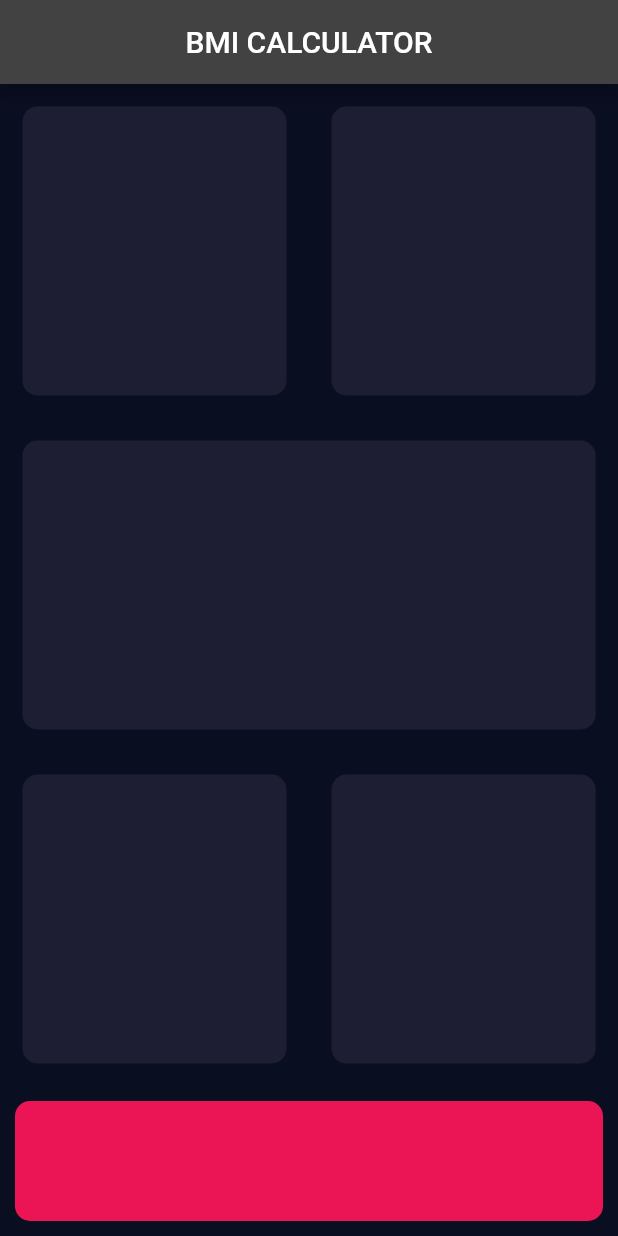
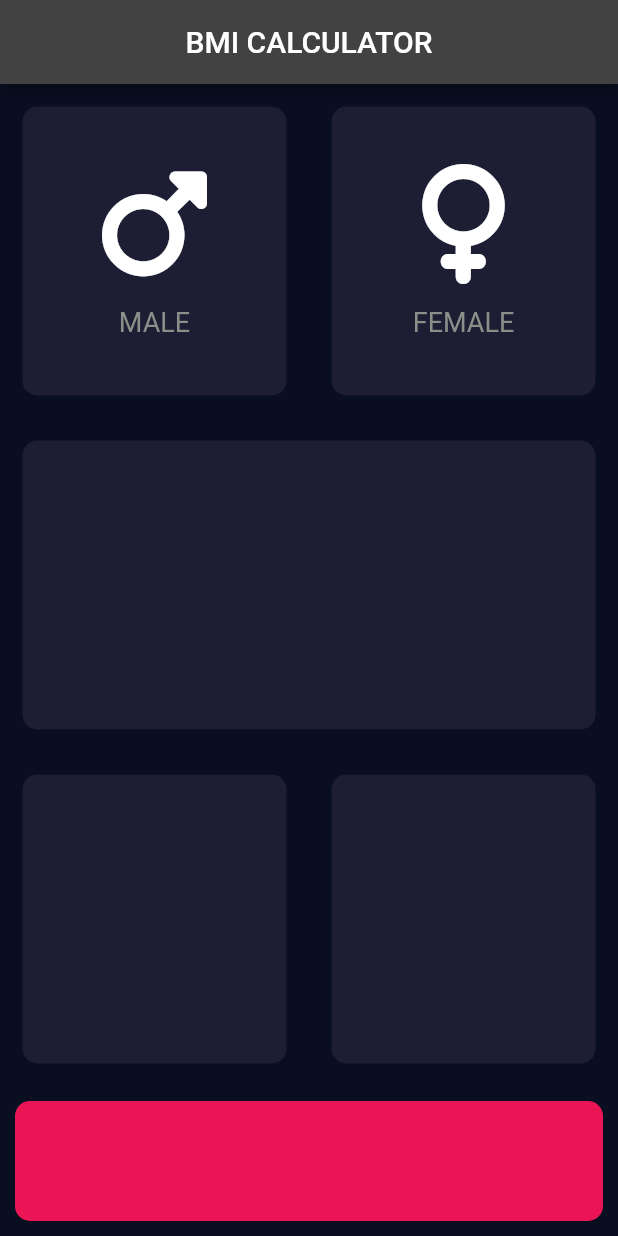
Before and after one commit to Hassanulhaq52/Bmi-Calculator-App, a Flutter app: the screen it shows after launch, on a phone screen of 412 x 824 dp. Run offline on Flutter 3.47's test engine with Material 2 defaults, Android fonts, the phone set to English and light mode, and no system bars; our stand-ins replace font_awesome_flutter.

```diff
--- /dev/null
+++ b/lib/icon_content.dart
@@ -0,0 +1,31 @@
+import 'package:flutter/material.dart';
+import 'package:font_awesome_flutter/font_awesome_flutter.dart';
+
+class IconContent extends StatelessWidget {
+  IconContent({this.text, this.icon});
+
+  final String text;
+  final IconData icon;
+
+  @override
+  Widget build(BuildContext context) {
+    return Column(
+      mainAxisAlignment: MainAxisAlignment.center,
+      children: [
+        FaIcon(
+          icon,
+          color: Colors.white,
+          size: 80,
+        ),
+        SizedBox(height: 15.0),
+        Text(
+          text,
+          style: TextStyle(
+            fontSize: 18.0,
+            color: Color(0xFF8D8E89),
+          ),
+        ),
+      ],
+    );
+  }
+}
--- a/lib/input_page.dart
+++ b/lib/input_page.dart
@@ -1,9 +1,11 @@
 import 'package:flutter/material.dart';
+import 'package:font_awesome_flutter/font_awesome_flutter.dart';
+import 'reusable_card.dart';
+import 'icon_content.dart';
 
 const bottomContainerHeight = 80.0;
-const activeCardColor =  Color(0xFF1D1E33);
+const activeCardColor = Color(0xFF1D1E33);
 const bottomContainerColor = Color(0xFFEB1555);
-
 
 class InputPage extends StatefulWidget {
   @override
@@ -24,11 +26,19 @@ class _InputPageState extends State<InputPage> {
               children: [
                 Expanded(
                   child: ReusableCard(
+                    cardChild: IconContent(
+                      icon: FontAwesomeIcons.mars,
+                      text: 'MALE',
+                    ),
                     colour: activeCardColor,
                   ),
                 ),
                 Expanded(
                   child: ReusableCard(
+                    cardChild: IconContent(
+                      icon: FontAwesomeIcons.venus,
+                      text: 'FEMALE',
+                    ),
                     colour: activeCardColor,
                   ),
                 ),
@@ -37,7 +47,7 @@ class _InputPageState extends State<InputPage> {
           ),
           Expanded(
             child: ReusableCard(
-              colour: Color(0xFF1D1E33),
+              colour: activeCardColor,
             ),
           ),
           Expanded(
@@ -57,34 +67,15 @@ class _InputPageState extends State<InputPage> {
             ),
           ),
           Container(
-
             margin: EdgeInsets.all(10.0),
             width: double.infinity,
             height: bottomContainerHeight,
             decoration: BoxDecoration(
                 color: bottomContainerColor,
-              borderRadius: BorderRadius.circular(10.0)
-            ),
+                borderRadius: BorderRadius.circular(10.0)),
           ),
         ],
       ),
     );
   }
 }
-
-class ReusableCard extends StatelessWidget {
-  ReusableCard({@required this.colour});
-
-  final Color colour;
-
-  @override
-  Widget build(BuildContext context) {
-    return Container(
-      margin: EdgeInsets.all(15.0),
-      decoration: BoxDecoration(
-        borderRadius: BorderRadius.circular(10.0),
-        color: colour,
-      ),
-    );
-  }
-}
--- /dev/null
+++ b/lib/reusable_card.dart
@@ -0,0 +1,23 @@
+import 'package:flutter/material.dart';
+
+class ReusableCard extends StatelessWidget {
+  ReusableCard({
+    @required this.colour,
+    this.cardChild,
+  });
+
+  final Color colour;
+  final Widget cardChild;
+
+  @override
+  Widget build(BuildContext context) {
+    return Container(
+      child: cardChild,
+      margin: EdgeInsets.all(15.0),
+      decoration: BoxDecoration(
+        borderRadius: BorderRadius.circular(10.0),
+        color: colour,
+      ),
+    );
+  }
+}
--- a/pubspec.yaml
+++ b/pubspec.yaml
@@ -11,6 +11,7 @@ dependencies:
     sdk: flutter
 
   cupertino_icons: ^0.1.2
+  font_awesome_flutter: ^10.2.1
 
 dev_dependencies:
   flutter_test:
```
